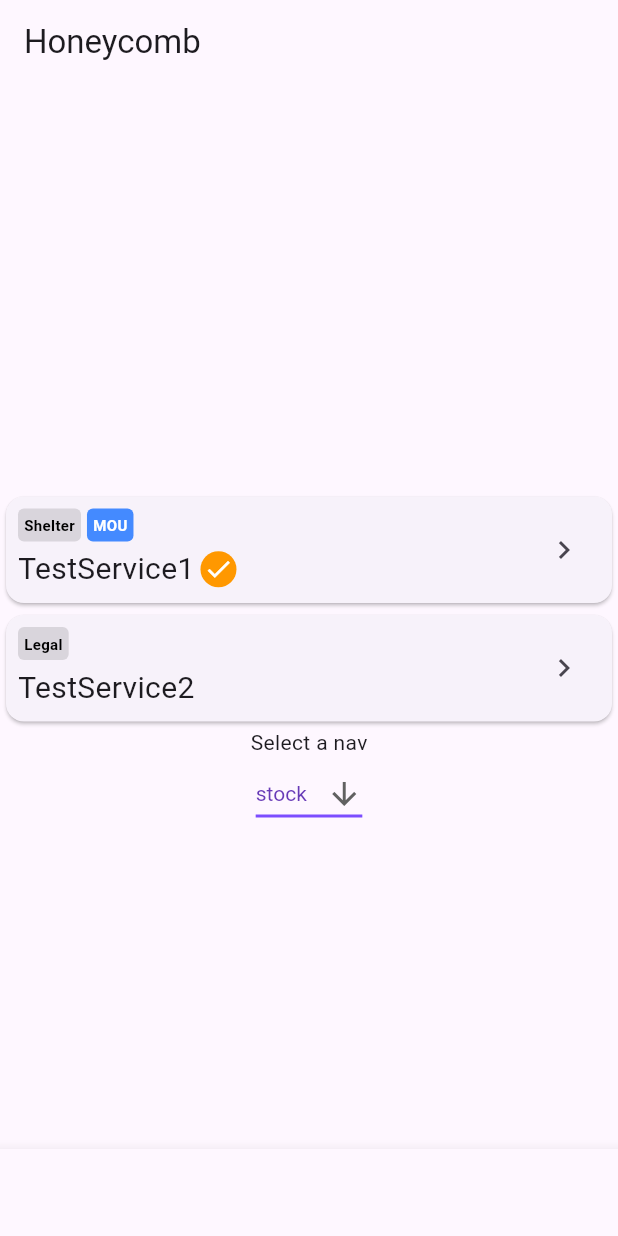
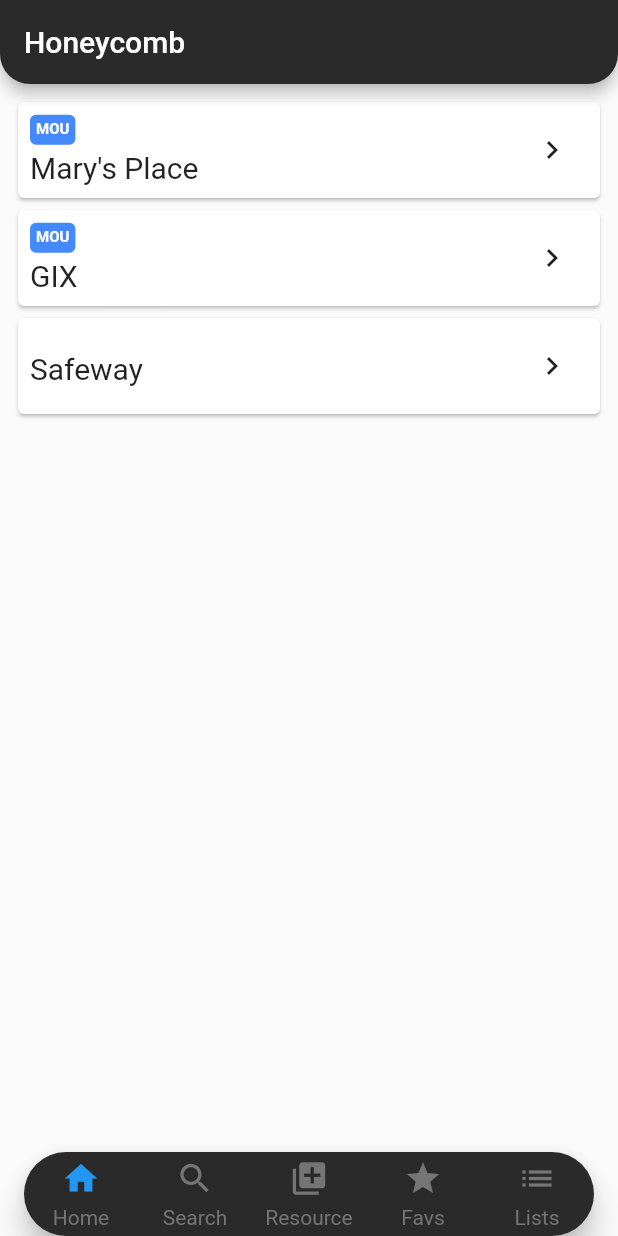
Before and after one commit to imjacobestep/honeycomb, a Flutter app: the screen it shows after launch, on a phone screen of 412 x 824 dp. Run offline on Flutter 3.47's test engine with Material 2 defaults, Android fonts, the phone set to English and light mode, and no system bars; drawn by our look-alikes of custom_navigation_bar; our stand-ins replace dot_navigation_bar, flutter_snake_navigationbar, google_nav_bar; missing offline and left inert: floating_navigation_bar, flutter_polygon, material_color_generator.

Commit message:
Added more themeing service list on provider details

```diff
--- a/honeycomb_test/lib/main.dart
+++ b/honeycomb_test/lib/main.dart
@@ -4,6 +4,8 @@
 import 'package:flutter/material.dart';
 import 'package:flutter_snake_navigationbar/flutter_snake_navigationbar.dart';
 import 'package:google_nav_bar/google_nav_bar.dart';
+import 'package:honeycomb_test/models/provider.dart';
+import 'package:honeycomb_test/models/resource_list.dart';
 import 'package:honeycomb_test/models/service.dart';
 import 'package:material_color_generator/material_color_generator.dart';
 
@@ -20,7 +22,7 @@
     return MaterialApp(
       title: 'Honeycomb',
       theme: ThemeData(
-        useMaterial3: true,
+        //useMaterial3: true,
         primarySwatch: generateMaterialColor(color: Color(0xFFFFE93E)),
       ),
       home: const MyHomePage(title: 'Honeycomb'),
@@ -44,28 +46,9 @@
   List<String> navs = ["stock", "custom", "snake", "google", "floating", "dot"];
   String dropdownValue = "stock";
 
-  Service testService1 = Service(
-      serviceName: 'TestService1',
-      serviceCategory: 'Shelter',
-      hasMou: true,
-      isVerified: true,
-      serviceNumber: 'xxx-xxx-xxxx',
-      serviceEmail: 'test_service@gmail.com',
-      serviceAddress: '1234 Test Street, Seattle, WA',
-      serviceProvider: "Mary's Place");
+  ResourceList resourceList = buildTest();
 
-  Service testService2 = Service(
-    serviceName: 'TestService2',
-    serviceCategory: 'Legal',
-    hasMou: false,
-    isVerified: false,
-    serviceNumber: 'xxx-xxx-xxxx',
-    serviceEmail: 'test_service@gmail.com',
-    serviceAddress: '1234 Test Street, Seattle, WA',
-    serviceProvider: "Mary's Place",
-  );
-
-  List<String> labels = ["Home", "Search", "Search", "Favs", "Lists"];
+  List<String> labels = ["Home", "Search", "Resource", "Favs", "Lists"];
   List<Icon> icons = [
     const Icon(Icons.home),
     const Icon(Icons.search),
@@ -198,10 +181,10 @@
       //opacity: 1,
       iconSize: 26,
       isFloating: true,
-      selectedColor: Colors.yellowAccent,
+      selectedColor: Theme.of(context).colorScheme.primary,
       strokeColor: Colors.white,
       unSelectedColor: Colors.grey[600],
-      backgroundColor: Colors.black,
+      backgroundColor: Color(0xFF2B2A2A),
       borderRadius: const Radius.circular(30.0),
       currentIndex: _currentIndex,
       onTap: (index) {
@@ -305,33 +288,29 @@
     );
   }
 
-  void _incrementCounter() {
-    setState(() {
-      _counter++;
-    });
-  }
-
   @override
   Widget build(BuildContext context) {
     return Scaffold(
       extendBody: true,
       appBar: AppBar(
-        title: Text(widget.title),
+        shape: const RoundedRectangleBorder(
+            borderRadius: BorderRadius.vertical(bottom: Radius.circular(20))),
+        title: Text(
+          widget.title,
+          //style: TextStyle(color: Colors.white),
+        ),
+        backgroundColor: const Color(0xFF2B2A2A),
+        foregroundColor: Colors.white,
       ),
-      body: Center(
-        child: Column(
-          mainAxisAlignment: MainAxisAlignment.center,
-          children: <Widget>[
-            testService1.getCard(context),
-            testService2.getCard(context),
-            const Text(
-              'Select a nav',
-            ),
-            getDropdown()
-          ],
-        ),
+      body: ListView.builder(
+        padding: const EdgeInsets.all(8),
+        shrinkWrap: true,
+        itemCount: resourceList.providerList.length,
+        itemBuilder: (BuildContext context, int index) {
+          return resourceList.providerList[index].getCard(context);
+        },
       ),
-      bottomNavigationBar: getNav(),
+      bottomNavigationBar: customNav(),
       //getNav2(),
     );
   }
--- a/honeycomb_test/lib/models/provider.dart
+++ b/honeycomb_test/lib/models/provider.dart
@@ -1,16 +1,81 @@
 import 'package:honeycomb_test/models/service.dart';
+import 'package:flutter/material.dart';
+import 'package:honeycomb_test/pages/provider_details.dart';
+import 'package:honeycomb_test/utilities.dart';
 
 class Provider {
   String providerName = "";
   String providerNumber = "";
   String providerEmail = "";
   String providerAddress = "";
-  String providerReligion = "";
+  String providerReligion = "none";
+  bool hasMou = false;
 
   List<Service> serviceList = [];
 
-  Provider({
-    required this.providerName,
-    required this.providerEmail,
-  });
+  Provider(
+      {required this.providerName,
+      required this.providerEmail,
+      required this.providerNumber,
+      required this.providerAddress,
+      required this.providerReligion,
+      required this.serviceList,
+      required this.hasMou});
+
+  Widget showMou() {
+    return hasMou
+        ? Container(
+            padding: const EdgeInsets.all(4),
+            decoration: BoxDecoration(
+                color: Colors.blueAccent,
+                borderRadius: BorderRadius.circular(4)),
+            child: const Text(
+              "MOU",
+              style: TextStyle(
+                  color: Colors.white,
+                  fontWeight: FontWeight.bold,
+                  fontSize: 10),
+            ),
+          )
+        : Container();
+  }
+
+  Widget getCard(BuildContext context) {
+    return Card(
+      child: InkWell(
+        onTap: () => Navigator.push(
+          context,
+          MaterialPageRoute(
+              builder: (context) => ProviderDetails(
+                    provider: this,
+                  )),
+        ),
+        child: Padding(
+          padding: const EdgeInsets.all(8),
+          child: Row(
+            mainAxisAlignment: MainAxisAlignment.spaceBetween,
+            children: [
+              Column(
+                crossAxisAlignment: CrossAxisAlignment.start,
+                children: [
+                  showMou(),
+                  getSpacer(4),
+                  Row(
+                    children: [
+                      Text(
+                        providerName,
+                        style: const TextStyle(fontSize: 20),
+                      ),
+                    ],
+                  )
+                ],
+              ),
+              IconButton(
+                  onPressed: () {}, icon: const Icon(Icons.chevron_right_sharp))
+            ],
+          ),
+        ),
+      ),
+    );
+  }
 }
--- a/honeycomb_test/lib/models/resource_list.dart
+++ b/honeycomb_test/lib/models/resource_list.dart
@@ -0,0 +1,83 @@
+import 'package:honeycomb_test/models/service.dart';
+import 'package:honeycomb_test/models/provider.dart';
+
+class ResourceList {
+  String listName = "";
+
+  List<Provider> providerList = [];
+
+  ResourceList({required this.listName, required this.providerList});
+}
+
+ResourceList buildTest() {
+  Service testService1 = Service(
+      serviceName: 'TestService1',
+      serviceCategory: 'Shelter',
+      hasMou: true,
+      isVerified: true,
+      serviceNumber: 'xxx-xxx-xxxx',
+      serviceEmail: 'test_service@gmail.com',
+      serviceAddress: '1234 Test Street, Seattle, WA',
+      serviceProvider: "Mary's Place");
+
+  Service testService2 = Service(
+      serviceName: 'TestService2',
+      serviceCategory: 'Legal',
+      hasMou: false,
+      isVerified: false,
+      serviceNumber: 'xxx-xxx-xxxx',
+      serviceEmail: 'test_service@gmail.com',
+      serviceAddress: '1234 Test Street, Seattle, WA',
+      serviceProvider: "Mary's Place");
+
+  Service testService3 = Service(
+      serviceName: 'TestService2',
+      serviceCategory: 'Professional',
+      hasMou: false,
+      isVerified: false,
+      serviceNumber: 'xxx-xxx-xxxx',
+      serviceEmail: 'test_service@gmail.com',
+      serviceAddress: '1234 Test Street, Seattle, WA',
+      serviceProvider: "GIX");
+
+  Service testService4 = Service(
+      serviceName: 'TestService2',
+      serviceCategory: 'Food',
+      hasMou: false,
+      isVerified: false,
+      serviceNumber: 'xxx-xxx-xxxx',
+      serviceEmail: 'test_service@gmail.com',
+      serviceAddress: '1234 Test Street, Seattle, WA',
+      serviceProvider: "Safeway");
+
+  Provider marysPlace = Provider(
+      providerName: "Mary's Place",
+      providerEmail: 'test_service@gmail.com',
+      providerAddress: '1234 Test Street, Seattle, WA',
+      providerNumber: 'xxx-xxx-xxxx',
+      providerReligion: 'none',
+      serviceList: [testService1, testService2],
+      hasMou: true);
+
+  Provider gix = Provider(
+      providerName: "GIX",
+      providerEmail: 'test_service@gmail.com',
+      providerAddress: '1234 Test Street, Seattle, WA',
+      providerNumber: 'xxx-xxx-xxxx',
+      providerReligion: 'none',
+      serviceList: [testService3],
+      hasMou: true);
+
+  Provider safeway = Provider(
+      providerName: "Safeway",
+      providerEmail: 'test_service@gmail.com',
+      providerAddress: '1234 Test Street, Seattle, WA',
+      providerNumber: 'xxx-xxx-xxxx',
+      providerReligion: 'none',
+      serviceList: [testService4],
+      hasMou: false);
+
+  ResourceList ret =
+      ResourceList(listName: "test", providerList: [marysPlace, gix, safeway]);
+  return ret;
+}
--- a/honeycomb_test/lib/models/service.dart
+++ b/honeycomb_test/lib/models/service.dart
@@ -1,7 +1,6 @@
 import 'package:flutter/material.dart';
 import 'package:honeycomb_test/pages/service_details.dart';
 import 'package:honeycomb_test/utilities.dart';
-import 'package:flutter_polygon/flutter_polygon.dart';
 import 'package:flutter_polygon/flutter_polygon.dart';
 
 class Service {
@@ -30,6 +29,10 @@
   Widget showMou() {
     return hasMou
         ? Container(
+            padding: const EdgeInsets.all(4),
+            decoration: BoxDecoration(
+                color: Colors.blueAccent,
+                borderRadius: BorderRadius.circular(4)),
             child: const Text(
               "MOU",
               style: TextStyle(
@@ -37,10 +40,6 @@
                   fontWeight: FontWeight.bold,
                   fontSize: 10),
             ),
-            padding: EdgeInsets.all(4),
-            decoration: BoxDecoration(
-                color: Colors.blueAccent,
-                borderRadius: BorderRadius.circular(4)),
           )
         : Container();
   }
@@ -48,10 +47,10 @@
   Widget showVerified() {
     return isVerified
         ? Container(
-            padding: EdgeInsets.all(2),
+            padding: const EdgeInsets.all(2),
             decoration: const BoxDecoration(
                 color: Colors.orange, shape: BoxShape.circle),
-            child: Icon(
+            child: const Icon(
               Icons.check_sharp,
               color: Colors.white,
               size: 20,
@@ -62,14 +61,14 @@
 
   Widget categoryLabel() {
     return Container(
+      padding: const EdgeInsets.all(4),
+      decoration: BoxDecoration(
+          color: Colors.black12, borderRadius: BorderRadius.circular(4)),
       child: Text(
         serviceCategory,
-        style: TextStyle(
+        style: const TextStyle(
             color: Colors.black, fontWeight: FontWeight.bold, fontSize: 10),
       ),
-      padding: EdgeInsets.all(4),
-      decoration: BoxDecoration(
-          color: Colors.black12, borderRadius: BorderRadius.circular(4)),
     );
   }
 
@@ -84,7 +83,7 @@
                   )),
         ),
         child: Padding(
-          padding: EdgeInsets.all(8),
+          padding: const EdgeInsets.all(8),
           child: Row(
             mainAxisAlignment: MainAxisAlignment.spaceBetween,
             children: [
@@ -98,8 +97,8 @@
                   Row(
                     children: [
                       Text(
-                        this.serviceName,
-                        style: TextStyle(fontSize: 20),
+                        serviceName,
+                        style: const TextStyle(fontSize: 20),
                       ),
                       getSpacer(4),
                       showVerified()
```
Also changed, not shown: honeycomb_test/lib/pages/provider_details.dart (+140 -0 lines), honeycomb_test/lib/pages/service_details.dart (+6 -2 lines).
